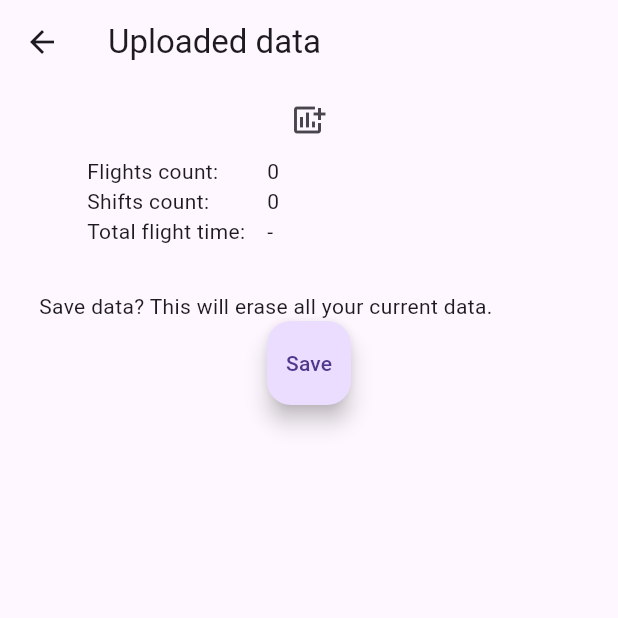
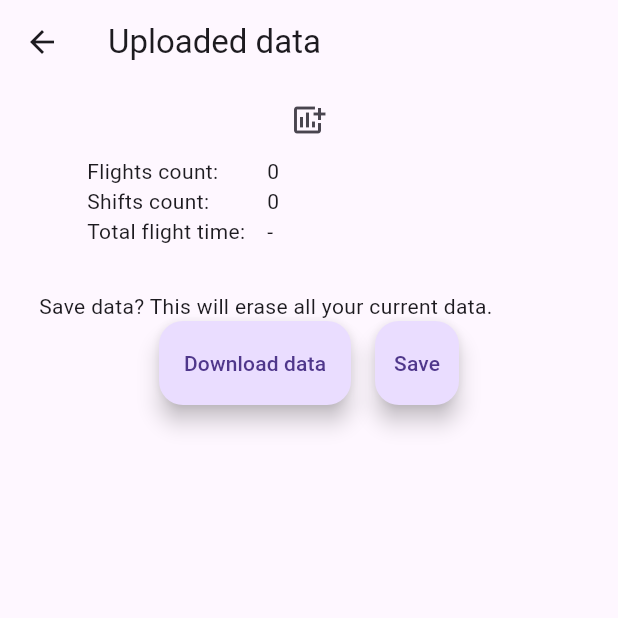
Before and after one commit to alexterliuk/flights-logger, a Flutter app: the UploadData screen opened directly, on a phone screen of 412 x 824 dp, the top half of it. Run offline on Flutter 3.47's test engine with Material 3 defaults, Android fonts, the phone set to English and light mode, and no system bars; our stand-ins replace file_picker, sqflite_common_ffi; missing offline and left inert: pointer_interceptor; accounts and stored records are empty.

Commit message:
feat: implement downloading of logs to a json file

```diff
--- a/lib/src/upload_data/upload_data.dart
+++ b/lib/src/upload_data/upload_data.dart
@@ -3,6 +3,7 @@ import 'package:flutter/material.dart';
 import 'package:file_picker/file_picker.dart';
 import '../calculation/calculation_result_model.dart';
 import '../calculation/make_calculation.dart';
+import '../download_data/download_data.dart';
 import '../flight_logs/flight_log_model.dart';
 import 'utils.dart';
 import 'upload_data_model.dart';
@@ -134,9 +135,26 @@ class UploadDataState extends State<UploadData> {
                   'Save data? This will erase all your current data.'
                 ),
               ),
-              FloatingActionButton(
-                onPressed: () { saveData(uploadedLogs); },
-                child: Text('Save'),
+              Row(
+                mainAxisAlignment: MainAxisAlignment.center,
+                children: <Widget>[
+                  SizedBox(
+                    width: 128,
+                    child: FloatingActionButton(
+                      heroTag: null,
+                      onPressed: () { downloadData(); },
+                      child: const Text('Download data'),
+                    ),
+                  ),
+                  const SizedBox(width: 16),
+                  SizedBox(
+                    child: FloatingActionButton(
+                      heroTag: null,
+                      onPressed: () { saveData(uploadedLogs); },
+                      child: const Text('Save'),
+                    ),
+                  )
+                ],
               ),
             ],
           ),
```
Also changed, not shown: lib/src/download_data/download_data.dart (added, +60 -0 lines).
